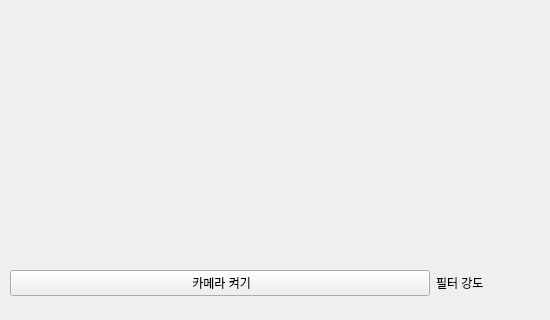
This is cctv/tab1_camera.ui in minjuyeong/OpenCV_MINI_Project as Qt 5 draws it before an edit; both pictures show x 0 to 550 and y 194 to 514 of the 550 by 514 pixel window. The edited form follows.
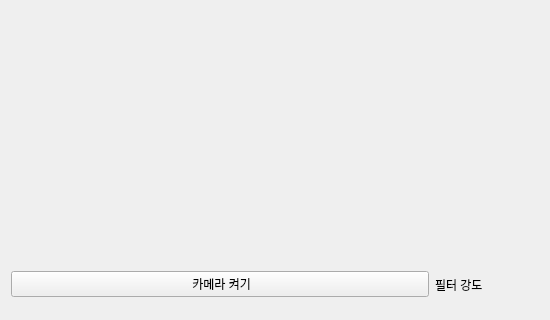
This is the edited form.

What changed in the file:
```diff
--- a/cctv/tab1_camera.ui
+++ b/cctv/tab1_camera.ui
@@ -19,15 +19,8 @@
   <property name="windowTitle">
    <string>Form</string>
   </property>
-  <widget class="QWidget" name="verticalLayoutWidget">
-   <property name="geometry">
-    <rect>
-     <x>10</x>
-     <y>10</y>
-     <width>531</width>
-     <height>491</height>
-    </rect>
-   </property>
+  <layout class="QVBoxLayout" name="verticalLayout_2">
+   <item>
    <layout class="QVBoxLayout" name="verticalLayout" stretch="9,1">
     <property name="sizeConstraint">
      <enum>QLayout::SizeConstraint::SetDefaultConstraint</enum>
@@ -58,7 +51,8 @@
      </layout>
     </item>
    </layout>
-  </widget>
+   </item>
+  </layout>
  </widget>
  <resources/>
  <connections/>
```
Lines whose indentation alone changed are shown as unchanged.
